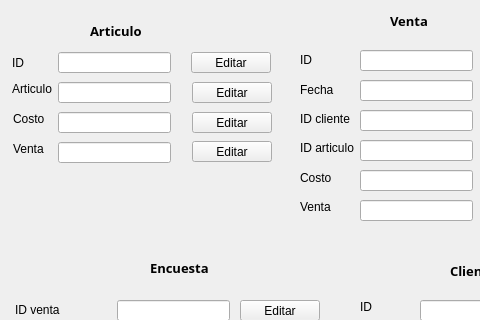
Above: Proyecto_v1/pantalla_modificar.ui from sndr1345v2/Algoritmia-Proyecto before the change; both pictures show x 0 to 480 and y 0 to 320 of the 758 by 480 pixel window. Below: the same form after it.
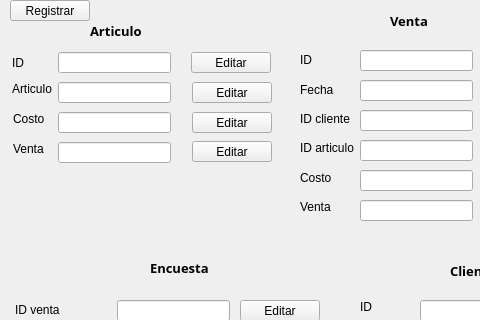
That is the form after the change.

Patch:
```diff
--- a/Proyecto_v1/pantalla_modificar.ui
+++ b/Proyecto_v1/pantalla_modificar.ui
@@ -641,6 +641,19 @@
     <string>Editar</string>
    </property>
   </widget>
+  <widget class="QPushButton" name="pushButton_3">
+   <property name="geometry">
+    <rect>
+     <x>10</x>
+     <y>0</y>
+     <width>80</width>
+     <height>21</height>
+    </rect>
+   </property>
+   <property name="text">
+    <string>Registrar</string>
+   </property>
+  </widget>
  </widget>
  <resources/>
  <connections/>
```
